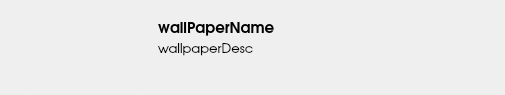
This is kde/kaptan/src/gui/uiitem.ui in pars-linux/uludag as Qt 5 draws it before an edit. The edited form follows.
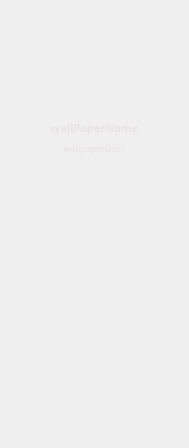
This is the edited form. Icons and pictures are not drawn.

```diff
--- a/kde/kaptan/src/gui/uiitem.ui
+++ b/kde/kaptan/src/gui/uiitem.ui
@@ -6,8 +6,8 @@
    <rect>
     <x>0</x>
     <y>0</y>
-    <width>505</width>
-    <height>95</height>
+    <width>189</width>
+    <height>448</height>
    </rect>
   </property>
   <property name="minimumSize">
@@ -19,9 +19,20 @@
   <property name="windowTitle">
    <string>Form</string>
   </property>
-  <layout class="QGridLayout" name="gridLayout">
-   <item row="0" column="1">
+  <property name="styleSheet">
+   <string notr="true">color: rgb(234, 225, 228);</string>
+  </property>
+  <layout class="QVBoxLayout" name="verticalLayout_2">
+   <item>
+    <layout class="QHBoxLayout" name="horizontalLayout_2" stretch="0">
+     <item>
     <widget class="QLabel" name="labelStatus">
+       <property name="sizePolicy">
+        <sizepolicy hsizetype="Preferred" vsizetype="Preferred">
+         <horstretch>0</horstretch>
+         <verstretch>0</verstretch>
+        </sizepolicy>
+       </property>
      <property name="minimumSize">
       <size>
        <width>111</width>
@@ -44,33 +55,37 @@
       <pixmap>../../../../../../../../Pictures/hede.jpg</pixmap>
      </property>
      <property name="scaledContents">
-      <bool>true</bool>
+        <bool>false</bool>
+       </property>
+       <property name="alignment">
+        <set>Qt::AlignCenter</set>
      </property>
     </widget>
    </item>
-   <item row="0" column="2">
-    <layout class="QVBoxLayout" name="verticalLayout">
-     <property name="spacing">
-      <number>5</number>
+    </layout>
+   </item>
+   <item>
+    <spacer name="verticalSpacer_2">
+     <property name="orientation">
+      <enum>Qt::Vertical</enum>
      </property>
-     <property name="sizeConstraint">
-      <enum>QLayout::SetNoConstraint</enum>
+     <property name="sizeType">
+      <enum>QSizePolicy::Fixed</enum>
      </property>
-     <property name="leftMargin">
-      <number>15</number>
+     <property name="sizeHint" stdset="0">
+      <size>
+       <width>13</width>
+       <height>13</height>
+      </size>
      </property>
-     <property name="topMargin">
-      <number>5</number>
-     </property>
-     <property name="rightMargin">
-      <number>15</number>
-     </property>
+    </spacer>
+   </item>
      <item>
       <widget class="QLabel" name="labelName">
        <property name="font">
         <font>
-         <family>URW Gothic L</family>
-         <pointsize>11</pointsize>
+       <family>Sans Serif</family>
+       <pointsize>8</pointsize>
          <weight>75</weight>
          <bold>true</bold>
         </font>
@@ -78,14 +93,20 @@
        <property name="text">
         <string>wallPaperName</string>
        </property>
+     <property name="alignment">
+      <set>Qt::AlignCenter</set>
+     </property>
+     <property name="wordWrap">
+      <bool>true</bool>
+     </property>
       </widget>
      </item>
      <item>
       <widget class="QLabel" name="labelDesc">
        <property name="font">
         <font>
-         <family>URW Gothic L</family>
-         <pointsize>10</pointsize>
+       <family>Sans Serif</family>
+       <pointsize>7</pointsize>
         </font>
        </property>
        <property name="styleSheet">
@@ -94,10 +115,16 @@
        <property name="text">
         <string>wallpaperDesc</string>
        </property>
+     <property name="alignment">
+      <set>Qt::AlignCenter</set>
+     </property>
+     <property name="wordWrap">
+      <bool>true</bool>
+     </property>
       </widget>
      </item>
      <item>
-      <spacer name="verticalSpacer">
+    <spacer name="verticalSpacer_3">
        <property name="orientation">
         <enum>Qt::Vertical</enum>
        </property>
@@ -105,24 +132,6 @@
         <size>
          <width>20</width>
          <height>40</height>
-        </size>
-       </property>
-      </spacer>
-     </item>
-    </layout>
-   </item>
-   <item row="0" column="0">
-    <spacer name="horizontalSpacer_2">
-     <property name="orientation">
-      <enum>Qt::Horizontal</enum>
-     </property>
-     <property name="sizeType">
-      <enum>QSizePolicy::Fixed</enum>
-     </property>
-     <property name="sizeHint" stdset="0">
-      <size>
-       <width>15</width>
-       <height>20</height>
       </size>
      </property>
     </spacer>
```
Left out of the diff: 2 changed lines with no effect on the pictures. Lines whose indentation alone changed are shown as unchanged.
